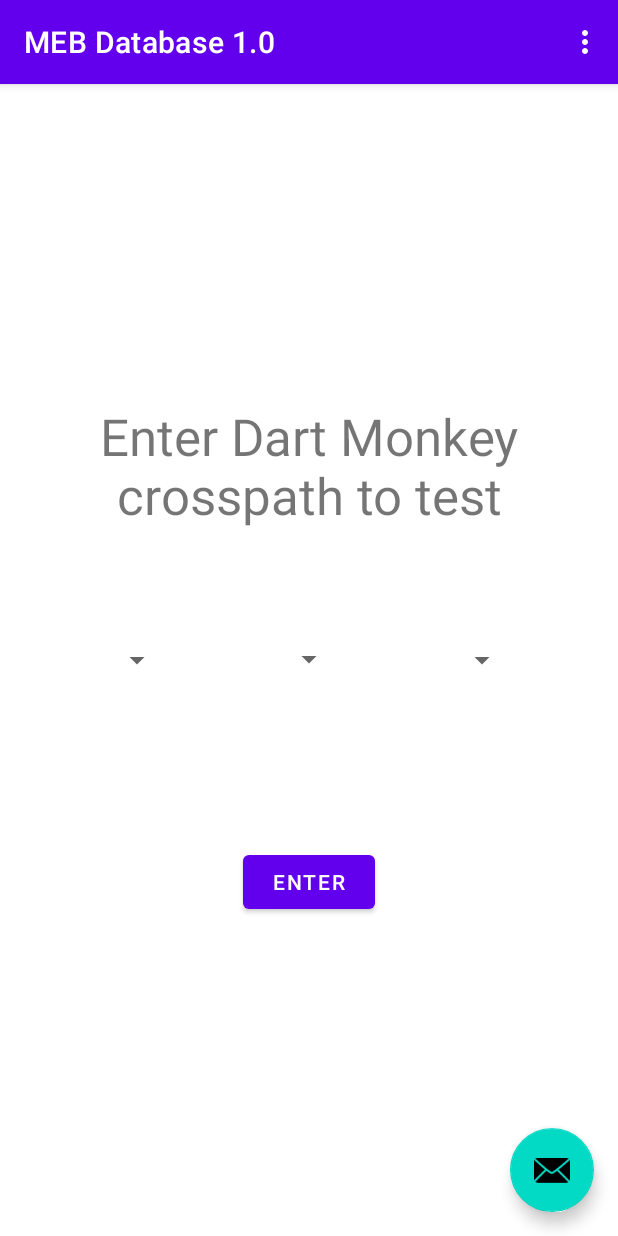
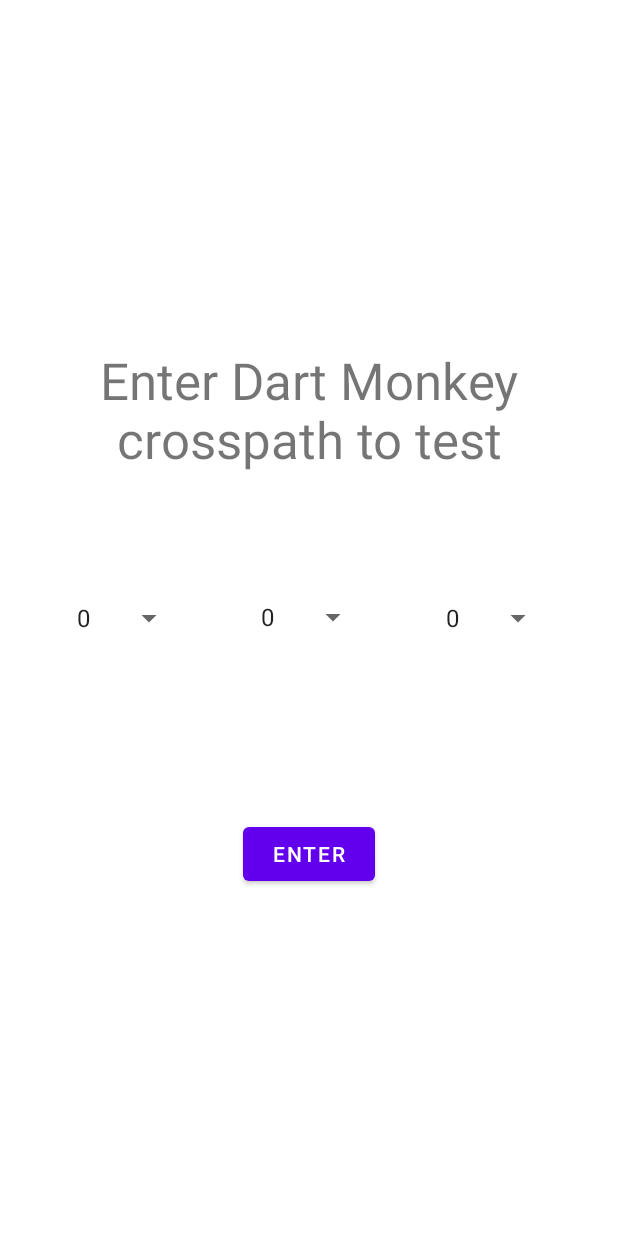
Before and after one commit to arra1187/MEBDatabase1.0, an Android app: the screen it shows after launch (MainActivity), on a phone screen of 412 x 824 dp. Run offline under Robolectric (Android 15) with nearby library versions, the phone set to English and light mode, and no system bars; our stand-ins replace navigation-ui.

```diff
--- a/app/build.gradle
+++ b/app/build.gradle
@@ -39,6 +39,8 @@ dependencies {
 
     implementation 'androidx.recyclerview:recyclerview:1.1.0'
 
+    implementation "androidx.room:room-rxjava3:$room_version"
+
     implementation 'androidx.appcompat:appcompat:1.5.1'
     implementation 'com.google.android.material:material:1.7.0'
     implementation 'androidx.constraintlayout:constraintlayout:2.1.4'
--- a/app/src/main/java/com/example/mebdatabase10/MainActivity.java
+++ b/app/src/main/java/com/example/mebdatabase10/MainActivity.java
@@ -19,124 +19,65 @@ import android.view.MenuItem;
 import android.widget.AdapterView;
 import android.widget.ArrayAdapter;
 import android.widget.Spinner;
+import android.widget.Toast;
 
 public class MainActivity extends AppCompatActivity {
 
     private AppBarConfiguration appBarConfiguration;
     private ActivityMainBinding binding;
 
-    /*
-    //@Fts4
-    @Entity(tableName = "Towers")
-    public class Tower {
-        @PrimaryKey
-        //@ColumnInfo(name = "rowid")
-        public int towerID; // <int><int> - <1-4><1-7>
-
-        public String title;
-        public String category;
-    }
-
-    //@Fts4
-    @Entity(tableName = "Upgrades")
-    public class Upgrade {
-        @PrimaryKey
-        //@ColumnInfo(name = "rowid")
-        public int parentTowerID; // <int><int> - <1-4><1-7>
-
-        public int upgradeID;
-        public String title;
-        public int cost;
-    }
-
-    public class towerWithUpgrades {
-        @Embedded public Tower tower;
-        @Relation(
-                parentColumn = "towerID",
-                entityColumn = "parentTowerID"
-        )
-        public List<Upgrade> upgrades;
-    }
-
-    @Dao
-    public interface AllDao {
-        @Query("SELECT * FROM Towers")
-        List<Tower> getAll();
-
-        @Query("SELECT * FROM Towers WHERE title IN (:towerIDs)")
-        List<Tower> loadAllByIds(int[] towerIDs);
-
-        @Query("SELECT * FROM Towers WHERE title LIKE :towerName")
-        Tower findByTitle(String towerName);
-
-        @Insert
-        void insertAll(Tower... towers);
-
-        @Delete
-        void delete(Tower user);
-
-        @Transaction
-        @Query("SELECT * FROM Towers")
-        public List<towerWithUpgrades> getTowersWithUpgrades();
-    }
-
-    @androidx.room.Database(entities = {Tower.class}, version = 1)
-    public abstract class AppDatabase extends RoomDatabase {
-        public abstract AllDao towerDao();
-    }
-
-    AppDatabase db = Room.databaseBuilder(getApplicationContext(), AppDatabase.class, "tower_database").createFromAsset("database/tower.db").build();
-
-    AllDao towerDao = db.towerDao();
-    List<Tower> towers = towerDao.getAll();*/
-
     @Override
     protected void onCreate(Bundle savedInstanceState) {
         super.onCreate(savedInstanceState);
+        setContentView(R.layout.fragment_first);
 
-        binding = ActivityMainBinding.inflate(getLayoutInflater());
-        setContentView(binding.getRoot());
+        Spinner topSpin = findViewById(R.id.top_path);
+        ArrayAdapter<CharSequence> topAdapter = ArrayAdapter.createFromResource(this,
+                R.array.tiers, android.R.layout.simple_spinner_item);
+        topAdapter.setDropDownViewResource(android.R.layout.simple_spinner_item);
+        topSpin.setAdapter(topAdapter);
+        //spinner.setOnItemSelectedListener(this);
 
-        setSupportActionBar(binding.toolbar);
+        Spinner midSpin = findViewById(R.id.middle_path);
+        ArrayAdapter<CharSequence> midAdapter = ArrayAdapter.createFromResource(this,
+                R.array.tiers, android.R.layout.simple_spinner_item);
+        midAdapter.setDropDownViewResource(android.R.layout.simple_spinner_item);
+        midSpin.setAdapter(midAdapter);
+        //spinner.setOnItemSelectedListener(this);
 
-        /*NavController navController = Navigation.findNavController(this, R.id.nav_host_fragment_content_main);
-        appBarConfiguration = new AppBarConfiguration.Builder(navController.getGraph()).build();
-        NavigationUI.setupActionBarWithNavController(this, navController, appBarConfiguration);
+        Spinner lowSpin =  findViewById(R.id.bottom_path);
+        ArrayAdapter<CharSequence> lowAdapter = ArrayAdapter.createFromResource(this,
+                R.array.tiers, android.R.layout.simple_spinner_item);
+        lowAdapter.setDropDownViewResource(android.R.layout.simple_spinner_item);
+        lowSpin.setAdapter(lowAdapter);
+        //spinner.setOnItemSelectedListener(this);
 
-        binding.fab.setOnClickListener(new View.OnClickListener() {
+        //binding = ActivityMainBinding.inflate(getLayoutInflater());
+        //setContentView(binding.getRoot());
+
+        //setSupportActionBar(binding.toolbar);
+
+        //NavController navController = Navigation.findNavController(this, R.id.nav_host_fragment_content_main);
+        //appBarConfiguration = new AppBarConfiguration.Builder(navController.getGraph()).build();
+        //NavigationUI.setupActionBarWithNavController(this, navController, appBarConfiguration);
+
+        /*binding.fab.setOnClickListener(new View.OnClickListener() {
             @Override
             public void onClick(View view) {
                 Snackbar.make(view, "Replace with your own action", Snackbar.LENGTH_LONG)
                         .setAction("Action", null).show();
             }
         });*/
-
-        Spinner spinner=findViewById(R.id.top_path);
-        ArrayAdapter<CharSequence> adapter=ArrayAdapter.createFromResource(this,
-                R.array.tiers, android.R.layout.simple_spinner_item);
-        adapter.setDropDownViewResource(android.R.layout.simple_spinner_item);
-        spinner.setAdapter(adapter);
-        spinner.setOnItemSelectedListener(this);
-
-        spinner=findViewById(R.id.middle_path);
-        adapter.setDropDownViewResource(android.R.layout.simple_spinner_item);
-        spinner.setAdapter(adapter);
-        spinner.setOnItemSelectedListener(this);
-
-        spinner=findViewById(R.id.bottom_path);
-        adapter.setDropDownViewResource(android.R.layout.simple_spinner_item);
-        spinner.setAdapter(adapter);
-        spinner.setOnItemSelectedListener(this);
     }
 
-    @Override
+    /*@Override
     public void onItemSelected(AdapterView<?> parent, View view, int position, long id)
     {
         String tier = parent.getItemAtPosition(position).toString();
     }
 
     @Override
-    public void onNothingSelected(AdapterView<?> parent) { }
+    public void onNothingSelected(AdapterView<?> parent) { }*/
 
     @Override
     public boolean onCreateOptionsMenu(Menu menu) {
--- a/app/src/main/java/com/example/mebdatabase10/UpgradeDao.java
+++ b/app/src/main/java/com/example/mebdatabase10/UpgradeDao.java
@@ -16,5 +16,5 @@ public interface UpgradeDao {
     void deleteAll();
 
     @Query("SELECT mCost FROM upgrade_table WHERE mUpgradeID = :upgradeID")
-    LiveData<List<Tower>> getUpgradeCost(int upgradeID);
+    int getUpgradeCost(int upgradeID);
 }
--- a/app/src/main/res/layout/activity_main.xml
+++ b/app/src/main/res/layout/activity_main.xml
@@ -29,6 +29,7 @@
         android:layout_gravity="bottom|end"
         android:layout_marginEnd="@dimen/fab_margin"
         android:layout_marginBottom="16dp"
+        android:contentDescription="@string/thing"
         app:srcCompat="@android:drawable/ic_dialog_email" />
 
 </androidx.coordinatorlayout.widget.CoordinatorLayout>
--- a/app/src/main/res/layout/content_main.xml
+++ b/app/src/main/res/layout/content_main.xml
@@ -5,7 +5,7 @@
     android:layout_height="match_parent"
     app:layout_behavior="@string/appbar_scrolling_view_behavior">
 
-    <fragment
+    <androidx.fragment.app.FragmentContainerView
         android:id="@+id/nav_host_fragment_content_main"
         android:name="androidx.navigation.fragment.NavHostFragment"
         android:layout_width="0dp"
--- a/app/src/main/res/layout/fragment_first.xml
+++ b/app/src/main/res/layout/fragment_first.xml
@@ -30,9 +30,11 @@
 
     <Spinner
         android:id="@+id/top_path"
-        android:layout_width="48dp"
+        android:layout_width="80dp"
         android:layout_height="48dp"
-        android:contentDescription="Tiers"
+        android:contentDescription="@string/top"
+        android:dropDownSelector="@color/black"
+        android:spinnerMode="dropdown"
         app:layout_constraintBottom_toBottomOf="parent"
         app:layout_constraintEnd_toStartOf="@+id/middle_path"
         app:layout_constraintStart_toStartOf="parent"
@@ -40,9 +42,11 @@
 
     <Spinner
         android:id="@+id/middle_path"
-        android:layout_width="48dp"
+        android:layout_width="80dp"
         android:layout_height="48dp"
-        android:contentDescription="Tiers"
+        android:contentDescription="@string/middle"
+        android:dropDownSelector="@color/black"
+        android:spinnerMode="dropdown"
         app:layout_constraintBottom_toBottomOf="parent"
         app:layout_constraintEnd_toStartOf="@+id/bottom_path"
         app:layout_constraintStart_toEndOf="@+id/top_path"
@@ -51,9 +55,11 @@
 
     <Spinner
         android:id="@+id/bottom_path"
-        android:layout_width="48dp"
+        android:layout_width="80dp"
         android:layout_height="48dp"
-        android:contentDescription="Tiers"
+        android:contentDescription="@string/bottom"
+        android:dropDownSelector="@color/black"
+        android:spinnerMode="dropdown"
         app:layout_constraintBottom_toBottomOf="parent"
         app:layout_constraintEnd_toEndOf="parent"
         app:layout_constraintStart_toEndOf="@+id/middle_path"
--- a/app/src/main/res/values/strings.xml
+++ b/app/src/main/res/values/strings.xml
@@ -22,7 +22,9 @@
         <item>5</item>
     </string-array>
 
-    <string name="Top">Top Path</string>
-    <string name="Mid">Middle Path</string>
-    <string name="Bottom">Bottom Path</string>
+    <string name="top">Top Path</string>
+    <string name="middle">Middle Path</string>
+    <string name="bottom">Bottom Path</string>
+
+    <string name="thing">Hello there</string>
 </resources>
```
Also changed, not shown: app/src/main/java/com/example/mebdatabase10/AllDao.java (deleted, +0 -17 lines), app/src/main/java/com/example/mebdatabase10/FirstFragment.java (+60 -2 lines), app/src/main/java/com/example/mebdatabase10/Tower.java (deleted, +0 -19 lines), app/src/main/java/com/example/mebdatabase10/TowerDao.java (deleted, +0 -12 lines), app/src/main/java/com/example/mebdatabase10/TowerRepository.java (deleted, +0 -40 lines), app/src/main/java/com/example/mebdatabase10/TowerRoomDatabase.java (deleted, +0 -55 lines), app/src/main/java/com/example/mebdatabase10/TowerUpgradeDao.java (deleted, +0 -13 lines), app/src/main/java/com/example/mebdatabase10/TowerViewModel.java (deleted, +0 -24 lines), app/src/main/java/com/example/mebdatabase10/Upgrade.java (+9 -1 lines), app/src/main/java/com/example/mebdatabase10/UpgradeRepository.java (+8 -3 lines).
